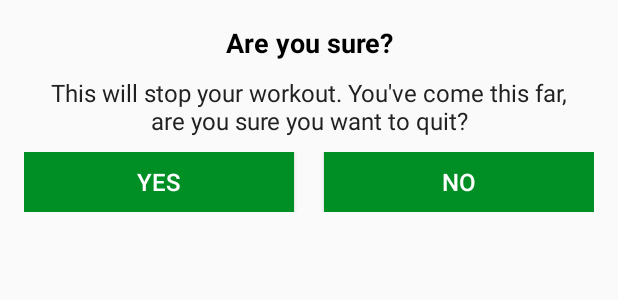
After one commit to ledieulinh96/08202021_7_Minute_Workout, an Android app: the layout dialog_custom_back_confirmation.xml on its own in the app's theme, with its tools: preview values and no code run, on a phone screen of 412 x 824 dp. The commit adds this screen. Shown: the top 300 px of the screen. Run offline under Robolectric (Android 15) with nearby library versions, the phone set to English and light mode, and no system bars.

Commit message:
Dialog custom back confirmation

```diff
--- a/app/src/main/java/com/example/a08202021_7_minute_workout/ExerciseActivity.kt
+++ b/app/src/main/java/com/example/a08202021_7_minute_workout/ExerciseActivity.kt
@@ -1,5 +1,6 @@
 package com.example.a08202021_7_minute_workout
 
+import android.app.Dialog
 import android.content.Intent
 import android.media.MediaPlayer
 import android.net.Uri
@@ -12,6 +13,7 @@ import android.view.View
 import android.widget.Toast
 import androidx.recyclerview.widget.LinearLayoutManager
 import kotlinx.android.synthetic.main.activity_exercise.*
+import kotlinx.android.synthetic.main.dialog_custom_back_confirmation.*
 import java.util.*
 import kotlin.collections.ArrayList
 
@@ -42,7 +44,7 @@ class ExerciseActivity : AppCompatActivity(),  TextToSpeech.OnInitListener{
             actionBar.setDisplayHomeAsUpEnabled(true)
         }
         toolbar_exercise_activity.setNavigationOnClickListener {
-            onBackPressed()
+            customDialogForBackButton()
         }
 
         tts = TextToSpeech(this, this)
@@ -196,4 +198,17 @@ class ExerciseActivity : AppCompatActivity(),  TextToSpeech.OnInitListener{
         exerciseAdapter = ExerciseStatusAdapter(exerciseList!!, this)
         rvExerciseStatus.adapter = exerciseAdapter
     }
+
+    private fun customDialogForBackButton() {
+        val customDialog = Dialog(this)
+        customDialog.setContentView(R.layout.dialog_custom_back_confirmation)
+        customDialog.tvYes.setOnClickListener{
+            finish()
+            customDialog.dismiss()
+        }
+        customDialog.tvNo.setOnClickListener{
+            customDialog.dismiss()
+        }
+        customDialog.show()
+    }
 }
--- /dev/null
+++ b/app/src/main/res/layout/dialog_custom_back_confirmation.xml
@@ -0,0 +1,61 @@
+<?xml version="1.0" encoding="utf-8"?>
+<LinearLayout xmlns:android="http://schemas.android.com/apk/res/android"
+    android:layout_width="match_parent"
+    android:layout_height="wrap_content"
+    android:gravity="center"
+    android:orientation="vertical"
+    android:padding="16dp">
+
+    <TextView
+        android:layout_width="match_parent"
+        android:layout_height="wrap_content"
+        android:gravity="center"
+        android:text="Are you sure?"
+        android:textColor="@android:color/black"
+        android:textSize="18sp"
+        android:textStyle="bold" />
+
+    <TextView
+        android:layout_width="match_parent"
+        android:layout_height="wrap_content"
+        android:layout_marginStart="10dp"
+        android:layout_marginTop="10dp"
+        android:layout_marginEnd="10dp"
+        android:gravity="center"
+        android:text="This will stop your workout. You\'ve come this far, are you sure you want to quit?"
+        android:textColor="#212121"
+        android:textSize="16sp" />
+
+    <LinearLayout
+        android:layout_width="match_parent"
+        android:layout_height="wrap_content"
+        android:layout_marginTop="10dp"
+        android:orientation="horizontal">
+
+        <Button
+            android:id="@+id/tvYes"
+            android:layout_width="0dp"
+            android:layout_height="40dp"
+            android:layout_marginEnd="10dp"
+            android:layout_weight="1"
+            android:background="@color/colorAccent"
+            android:gravity="center"
+            android:padding="8dp"
+            android:text="YES"
+            android:textColor="#FFFFFF"
+            android:textSize="16sp" />
+
+        <Button
+            android:id="@+id/tvNo"
+            android:layout_width="0dp"
+            android:layout_height="40dp"
+            android:layout_marginStart="10dp"
+            android:layout_weight="1"
+            android:background="@color/colorAccent"
+            android:gravity="center"
+            android:padding="8dp"
+            android:text="NO"
+            android:textColor="#FFFFFF"
+            android:textSize="16sp" />
+    </LinearLayout>
+</LinearLayout>
```
